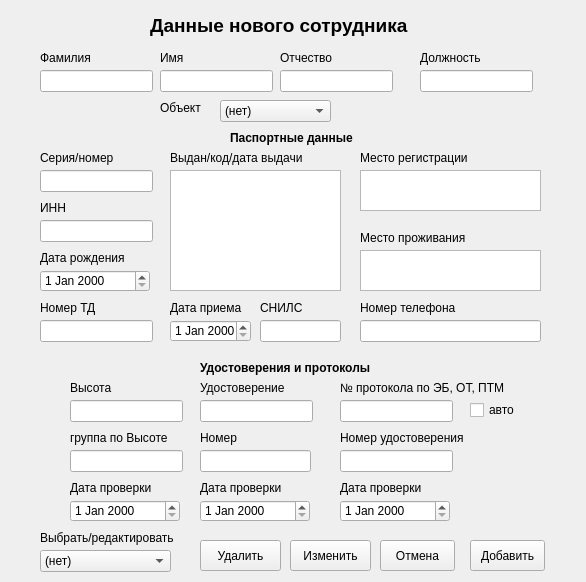
Above: my_helper/notebook/designer_ui/new_worker.ui from SmolPO/vertical before the change. Below: the same form after it.
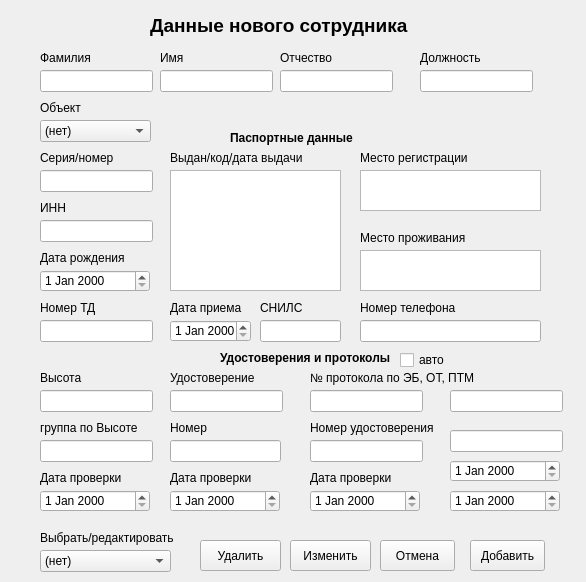
That is the form after the change.

What changed in the file:
```diff
--- a/my_helper/notebook/designer_ui/new_worker.ui
+++ b/my_helper/notebook/designer_ui/new_worker.ui
@@ -2,6 +2,14 @@
 <ui version="4.0">
  <class>form_new_worker</class>
  <widget class="QWidget" name="form_new_worker">
+  <property name="geometry">
+   <rect>
+    <x>0</x>
+    <y>0</y>
+    <width>586</width>
+    <height>582</height>
+   </rect>
+  </property>
   <property name="windowTitle">
    <string>Новый сотрудник</string>
   </property>
@@ -234,8 +242,8 @@
   <widget class="QLabel" name="label_14">
    <property name="geometry">
     <rect>
-     <x>70</x>
-     <y>380</y>
+     <x>40</x>
+     <y>370</y>
      <width>61</width>
      <height>16</height>
     </rect>
@@ -247,8 +255,8 @@
   <widget class="QLineEdit" name="n_hght">
    <property name="geometry">
     <rect>
-     <x>70</x>
-     <y>400</y>
+     <x>40</x>
+     <y>390</y>
      <width>113</width>
      <height>22</height>
     </rect>
@@ -257,8 +265,8 @@
   <widget class="QLabel" name="label_16">
    <property name="geometry">
     <rect>
-     <x>200</x>
-     <y>360</y>
+     <x>220</x>
+     <y>350</y>
      <width>171</width>
      <height>16</height>
     </rect>
@@ -275,8 +283,8 @@
   <widget class="QLabel" name="label_18">
    <property name="geometry">
     <rect>
-     <x>70</x>
-     <y>430</y>
+     <x>40</x>
+     <y>420</y>
      <width>111</width>
      <height>16</height>
     </rect>
@@ -288,8 +296,8 @@
   <widget class="QLabel" name="label_8">
    <property name="geometry">
     <rect>
-     <x>200</x>
-     <y>380</y>
+     <x>170</x>
+     <y>370</y>
      <width>91</width>
      <height>16</height>
     </rect>
@@ -301,8 +309,8 @@
   <widget class="QLineEdit" name="n_study">
    <property name="geometry">
     <rect>
-     <x>200</x>
-     <y>400</y>
+     <x>170</x>
+     <y>390</y>
      <width>113</width>
      <height>22</height>
     </rect>
@@ -311,8 +319,8 @@
   <widget class="QLabel" name="label_19">
    <property name="geometry">
     <rect>
-     <x>200</x>
-     <y>430</y>
+     <x>170</x>
+     <y>420</y>
      <width>111</width>
      <height>16</height>
     </rect>
@@ -324,8 +332,8 @@
   <widget class="QLineEdit" name="n_study_card">
    <property name="geometry">
     <rect>
-     <x>200</x>
-     <y>450</y>
+     <x>170</x>
+     <y>440</y>
      <width>111</width>
      <height>22</height>
     </rect>
@@ -347,8 +355,8 @@
   <widget class="QDateEdit" name="d_height">
    <property name="geometry">
     <rect>
-     <x>70</x>
-     <y>500</y>
+     <x>40</x>
+     <y>490</y>
      <width>110</width>
      <height>22</height>
     </rect>
@@ -357,8 +365,8 @@
   <widget class="QDateEdit" name="d_study">
    <property name="geometry">
     <rect>
-     <x>200</x>
-     <y>500</y>
+     <x>170</x>
+     <y>490</y>
      <width>110</width>
      <height>22</height>
     </rect>
@@ -367,8 +375,8 @@
   <widget class="QLabel" name="label_22">
    <property name="geometry">
     <rect>
-     <x>70</x>
-     <y>480</y>
+     <x>40</x>
+     <y>470</y>
      <width>91</width>
      <height>16</height>
     </rect>
@@ -380,8 +388,8 @@
   <widget class="QLabel" name="label_23">
    <property name="geometry">
     <rect>
-     <x>200</x>
-     <y>480</y>
+     <x>170</x>
+     <y>470</y>
      <width>91</width>
      <height>16</height>
     </rect>
@@ -393,8 +401,8 @@
   <widget class="QDateEdit" name="d_prot">
    <property name="geometry">
     <rect>
-     <x>340</x>
-     <y>500</y>
+     <x>310</x>
+     <y>490</y>
      <width>110</width>
      <height>22</height>
     </rect>
@@ -403,8 +411,8 @@
   <widget class="QLabel" name="label_20">
    <property name="geometry">
     <rect>
-     <x>340</x>
-     <y>380</y>
+     <x>310</x>
+     <y>370</y>
      <width>171</width>
      <height>16</height>
     </rect>
@@ -416,8 +424,8 @@
   <widget class="QLabel" name="label_26">
    <property name="geometry">
     <rect>
-     <x>340</x>
-     <y>480</y>
+     <x>310</x>
+     <y>470</y>
      <width>101</width>
      <height>16</height>
     </rect>
@@ -485,8 +493,8 @@
   <widget class="QLineEdit" name="n_card">
    <property name="geometry">
     <rect>
-     <x>340</x>
-     <y>450</y>
+     <x>310</x>
+     <y>440</y>
      <width>113</width>
      <height>22</height>
     </rect>
@@ -531,8 +539,8 @@
   <widget class="QLabel" name="label_21">
    <property name="geometry">
     <rect>
-     <x>340</x>
-     <y>430</y>
+     <x>310</x>
+     <y>420</y>
      <width>131</width>
      <height>16</height>
     </rect>
@@ -680,8 +688,8 @@
   <widget class="QLineEdit" name="n_prot">
    <property name="geometry">
     <rect>
-     <x>340</x>
-     <y>400</y>
+     <x>310</x>
+     <y>390</y>
      <width>113</width>
      <height>22</height>
     </rect>
@@ -690,8 +698,8 @@
   <widget class="QLineEdit" name="n_group_h">
    <property name="geometry">
     <rect>
-     <x>70</x>
-     <y>450</y>
+     <x>40</x>
+     <y>440</y>
      <width>113</width>
      <height>22</height>
     </rect>
@@ -700,8 +708,8 @@
   <widget class="QComboBox" name="cb_contract">
    <property name="geometry">
     <rect>
-     <x>220</x>
-     <y>100</y>
+     <x>40</x>
+     <y>120</y>
      <width>111</width>
      <height>22</height>
     </rect>
@@ -715,7 +723,7 @@
   <widget class="QLabel" name="label_29">
    <property name="geometry">
     <rect>
-     <x>160</x>
+     <x>40</x>
      <y>100</y>
      <width>49</width>
      <height>16</height>
@@ -728,8 +736,8 @@
   <widget class="QCheckBox" name="cb_auto">
    <property name="geometry">
     <rect>
-     <x>470</x>
-     <y>400</y>
+     <x>400</x>
+     <y>350</y>
      <width>76</width>
      <height>20</height>
     </rect>
@@ -738,6 +746,46 @@
     <string>авто</string>
    </property>
   </widget>
+  <widget class="QDateEdit" name="d_second">
+   <property name="geometry">
+    <rect>
+     <x>450</x>
+     <y>490</y>
+     <width>110</width>
+     <height>22</height>
+    </rect>
+   </property>
+  </widget>
+  <widget class="QLineEdit" name="place">
+   <property name="geometry">
+    <rect>
+     <x>450</x>
+     <y>390</y>
+     <width>113</width>
+     <height>22</height>
+    </rect>
+   </property>
+  </widget>
+  <widget class="QDateEdit" name="d_first">
+   <property name="geometry">
+    <rect>
+     <x>450</x>
+     <y>460</y>
+     <width>110</width>
+     <height>22</height>
+    </rect>
+   </property>
+  </widget>
+  <widget class="QLineEdit" name="code_covid">
+   <property name="geometry">
+    <rect>
+     <x>450</x>
+     <y>430</y>
+     <width>113</width>
+     <height>22</height>
+    </rect>
+   </property>
+  </widget>
  </widget>
  <resources/>
  <connections/>
```
